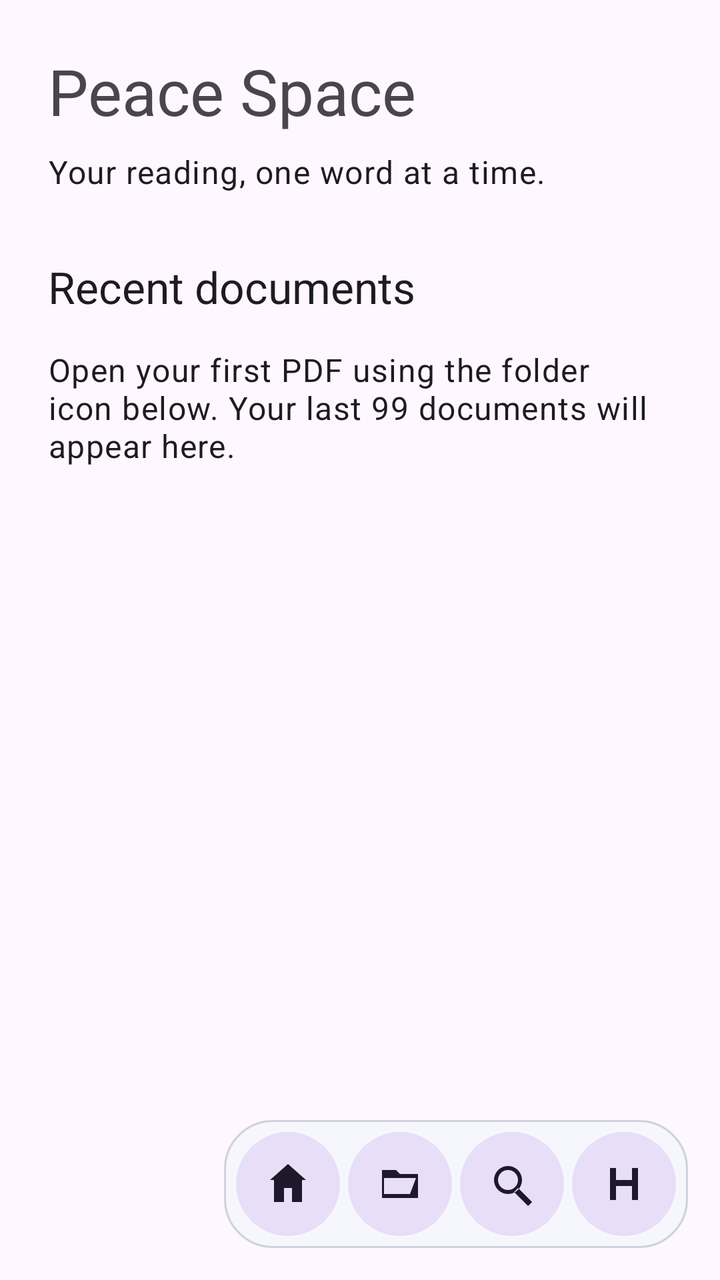
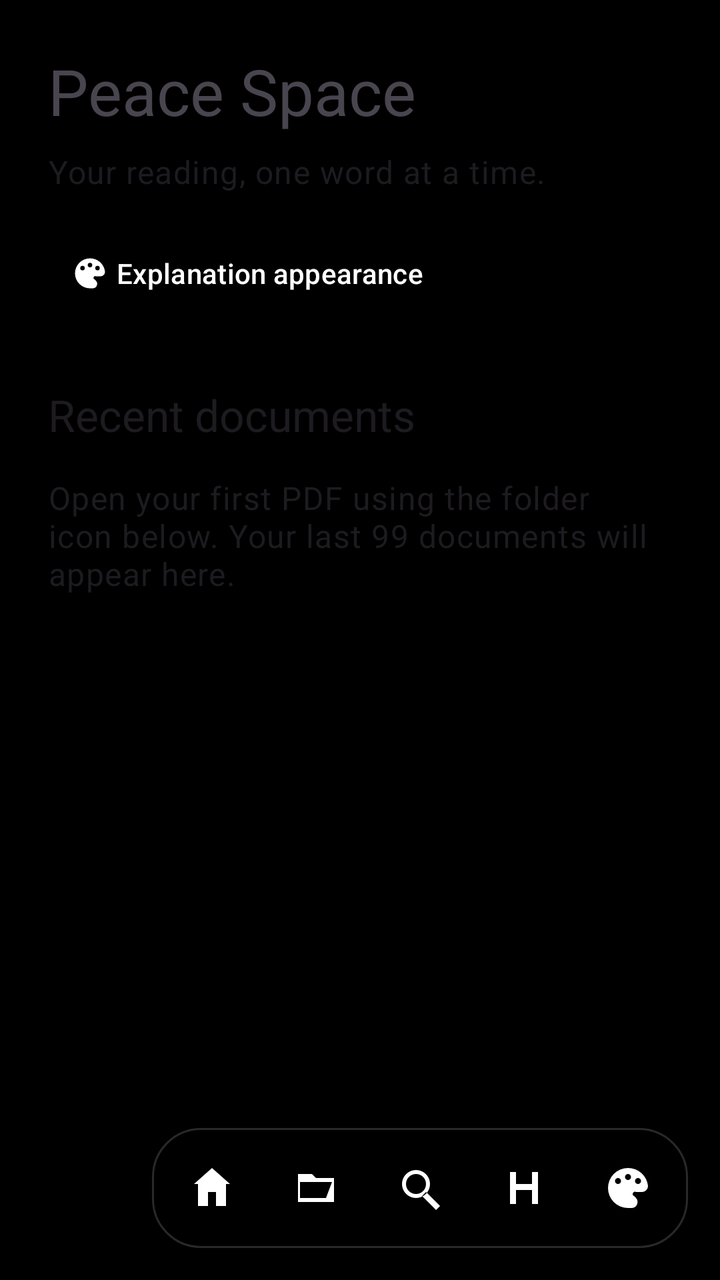

The first picture is an Android layout as it rendered before a commit; the second is the same layout after the commit. The layout source and the unified diff follow.
<!-- AndroidManifest.xml: application theme Theme.PeaceSpace -->
<!-- res/layout/activity_main.xml -->
<?xml version="1.0" encoding="utf-8"?>
<FrameLayout xmlns:android="http://schemas.android.com/apk/res/android" xmlns:app="http://schemas.android.com/apk/res-auto"
    android:id="@+id/pdf_container_view" android:layout_width="match_parent" android:layout_height="match_parent" android:background="?attr/colorSurface">
    <androidx.core.widget.NestedScrollView android:id="@+id/home_content" android:layout_width="match_parent" android:layout_height="match_parent" android:fillViewport="true" android:clipToPadding="false" android:padding="24dp" android:paddingBottom="104dp">
        <LinearLayout android:layout_width="match_parent" android:layout_height="wrap_content" android:orientation="vertical">
            <TextView android:layout_width="match_parent" android:layout_height="wrap_content" android:text="Peace Space" android:textAppearance="?attr/textAppearanceHeadlineLarge"/>
            <TextView android:layout_width="match_parent" android:layout_height="wrap_content" android:layout_marginTop="8dp" android:text="Your reading, one word at a time." android:textAppearance="?attr/textAppearanceBodyLarge"/>
            <TextView android:layout_width="match_parent" android:layout_height="wrap_content" android:layout_marginTop="32dp" android:text="Recent documents" android:textAppearance="?attr/textAppearanceTitleLarge"/>
            <TextView android:id="@+id/recent_empty" android:layout_width="match_parent" android:layout_height="wrap_content" android:layout_marginTop="16dp" android:text="Open your first PDF using the folder icon below. Your last 99 documents will appear here." android:textAppearance="?attr/textAppearanceBodyLarge"/>
            <LinearLayout android:id="@+id/recent_documents" android:layout_width="match_parent" android:layout_height="wrap_content" android:layout_marginTop="16dp" android:orientation="vertical"/>
        </LinearLayout>
    </androidx.core.widget.NestedScrollView>
    <FrameLayout android:id="@+id/fragment_container_view" android:layout_width="match_parent" android:layout_height="match_parent" android:visibility="gone"/>
    <LinearLayout android:id="@+id/reading_controls" android:layout_width="wrap_content" android:layout_height="wrap_content" android:layout_gravity="bottom|end" android:layout_margin="16dp" android:orientation="horizontal" android:background="@drawable/explanation_surface" android:padding="4dp" android:elevation="8dp">
        <androidx.appcompat.widget.AppCompatImageButton android:id="@+id/home_button" android:layout_width="52dp" android:layout_height="52dp" android:padding="14dp" android:layout_margin="2dp" android:background="@drawable/icon_control" android:contentDescription="Recent documents" app:srcCompat="@drawable/ic_home" app:tint="?attr/colorOnSecondaryContainer"/>
        <androidx.appcompat.widget.AppCompatImageButton android:id="@+id/launch_button" android:layout_width="52dp" android:layout_height="52dp" android:padding="14dp" android:layout_margin="2dp" android:background="@drawable/icon_control" android:contentDescription="Open PDF" app:srcCompat="@drawable/ic_open" app:tint="?attr/colorOnSecondaryContainer"/>
        <androidx.appcompat.widget.AppCompatImageButton android:id="@+id/search_button" android:layout_width="52dp" android:layout_height="52dp" android:padding="14dp" android:layout_margin="2dp" android:background="@drawable/icon_control" android:contentDescription="Search in document" app:srcCompat="@drawable/ic_search" app:tint="?attr/colorOnSecondaryContainer"/>
        <androidx.appcompat.widget.AppCompatImageButton android:id="@+id/history_button" android:layout_width="52dp" android:layout_height="52dp" android:padding="14dp" android:layout_margin="2dp" android:background="@drawable/icon_control" android:contentDescription="Word history and recording settings" app:srcCompat="@drawable/ic_history" app:tint="?attr/colorOnSecondaryContainer"/>
    </LinearLayout>
</FrameLayout>
<!-- resources referenced by this layout -->
<resources>
  <!-- drawable explanation_surface (drawable) -->
  <shape xmlns:android="http://schemas.android.com/apk/res/android"><solid android:color="@color/explanation_surface"/><corners android:radius="24dp"/><stroke android:width="1dp" android:color="@color/explanation_outline"/></shape>
  <!-- drawable icon_control (drawable) -->
  <ripple xmlns:android="http://schemas.android.com/apk/res/android" android:color="?attr/colorControlHighlight"><item><shape android:shape="oval"><solid android:color="?attr/colorSecondaryContainer"/></shape></item></ripple>
  <style name="Theme.PeaceSpace" parent="Theme.Material3.DayNight.NoActionBar">
          
      </style>
  <color name="explanation_surface">#E6F5F8FC</color>
  <color name="explanation_outline">#5579859A</color>
  <!-- unchanged entries left out for length: 4 -->
</resources>

<!-- the commit's change to res/layout/activity_main.xml (unified diff, before → after) -->
@@ -5,6 +5,7 @@
         <LinearLayout android:layout_width="match_parent" android:layout_height="wrap_content" android:orientation="vertical">
             <TextView android:layout_width="match_parent" android:layout_height="wrap_content" android:text="Peace Space" android:textAppearance="?attr/textAppearanceHeadlineLarge"/>
             <TextView android:layout_width="match_parent" android:layout_height="wrap_content" android:layout_marginTop="8dp" android:text="Your reading, one word at a time." android:textAppearance="?attr/textAppearanceBodyLarge"/>
+            <com.google.android.material.button.MaterialButton android:id="@+id/appearance_settings" style="@style/Widget.Material3.Button.TextButton" android:layout_width="wrap_content" android:layout_height="wrap_content" android:layout_marginTop="16dp" android:text="Explanation appearance" app:icon="@drawable/ic_palette"/>
             <TextView android:layout_width="match_parent" android:layout_height="wrap_content" android:layout_marginTop="32dp" android:text="Recent documents" android:textAppearance="?attr/textAppearanceTitleLarge"/>
             <TextView android:id="@+id/recent_empty" android:layout_width="match_parent" android:layout_height="wrap_content" android:layout_marginTop="16dp" android:text="Open your first PDF using the folder icon below. Your last 99 documents will appear here." android:textAppearance="?attr/textAppearanceBodyLarge"/>
             <LinearLayout android:id="@+id/recent_documents" android:layout_width="match_parent" android:layout_height="wrap_content" android:layout_marginTop="16dp" android:orientation="vertical"/>
@@ -12,9 +13,11 @@
     </androidx.core.widget.NestedScrollView>
     <FrameLayout android:id="@+id/fragment_container_view" android:layout_width="match_parent" android:layout_height="match_parent" android:visibility="gone"/>
     <LinearLayout android:id="@+id/reading_controls" android:layout_width="wrap_content" android:layout_height="wrap_content" android:layout_gravity="bottom|end" android:layout_margin="16dp" android:orientation="horizontal" android:background="@drawable/explanation_surface" android:padding="4dp" android:elevation="8dp">
-        <androidx.appcompat.widget.AppCompatImageButton android:id="@+id/home_button" android:layout_width="52dp" android:layout_height="52dp" android:padding="14dp" android:layout_margin="2dp" android:background="@drawable/icon_control" android:contentDescription="Recent documents" app:srcCompat="@drawable/ic_home" app:tint="?attr/colorOnSecondaryContainer"/>
-        <androidx.appcompat.widget.AppCompatImageButton android:id="@+id/launch_button" android:layout_width="52dp" android:layout_height="52dp" android:padding="14dp" android:layout_margin="2dp" android:background="@drawable/icon_control" android:contentDescription="Open PDF" app:srcCompat="@drawable/ic_open" app:tint="?attr/colorOnSecondaryContainer"/>
-        <androidx.appcompat.widget.AppCompatImageButton android:id="@+id/search_button" android:layout_width="52dp" android:layout_height="52dp" android:padding="14dp" android:layout_margin="2dp" android:background="@drawable/icon_control" android:contentDescription="Search in document" app:srcCompat="@drawable/ic_search" app:tint="?attr/colorOnSecondaryContainer"/>
-        <androidx.appcompat.widget.AppCompatImageButton android:id="@+id/history_button" android:layout_width="52dp" android:layout_height="52dp" android:padding="14dp" android:layout_margin="2dp" android:background="@drawable/icon_control" android:contentDescription="Word history and recording settings" app:srcCompat="@drawable/ic_history" app:tint="?attr/colorOnSecondaryContainer"/>
+        <androidx.appcompat.widget.AppCompatImageButton android:id="@+id/home_button" android:layout_width="48dp" android:layout_height="48dp" android:padding="12dp" android:layout_margin="2dp" android:background="@drawable/icon_control" android:contentDescription="Recent documents" app:srcCompat="@drawable/ic_home" app:tint="?attr/colorOnSecondaryContainer"/>
+        <androidx.appcompat.widget.AppCompatImageButton android:id="@+id/launch_button" android:layout_width="48dp" android:layout_height="48dp" android:padding="12dp" android:layout_margin="2dp" android:background="@drawable/icon_control" android:contentDescription="Open PDF" app:srcCompat="@drawable/ic_open" app:tint="?attr/colorOnSecondaryContainer"/>
+        <androidx.appcompat.widget.AppCompatImageButton android:id="@+id/search_button" android:layout_width="48dp" android:layout_height="48dp" android:padding="12dp" android:layout_margin="2dp" android:background="@drawable/icon_control" android:contentDescription="Search in document" app:srcCompat="@drawable/ic_search" app:tint="?attr/colorOnSecondaryContainer"/>
+        <androidx.appcompat.widget.AppCompatImageButton android:id="@+id/history_button" android:layout_width="48dp" android:layout_height="48dp" android:padding="12dp" android:layout_margin="2dp" android:background="@drawable/icon_control" android:contentDescription="Word history and recording settings" app:srcCompat="@drawable/ic_history" app:tint="?attr/colorOnSecondaryContainer"/>
+        <androidx.appcompat.widget.AppCompatImageButton android:id="@+id/appearance_button" android:layout_width="48dp" android:layout_height="48dp" android:padding="12dp" android:layout_margin="2dp" android:background="@drawable/icon_control" android:contentDescription="Explanation appearance" app:srcCompat="@drawable/ic_palette" app:tint="?attr/colorOnSecondaryContainer"/>
     </LinearLayout>
+    <androidx.appcompat.widget.AppCompatImageButton android:id="@+id/more_button" android:layout_width="48dp" android:layout_height="48dp" android:layout_gravity="bottom|end" android:layout_margin="12dp" android:padding="15dp" android:background="@drawable/more_control" android:contentDescription="Reading actions" android:visibility="gone" app:srcCompat="@drawable/ic_more" app:tint="?attr/colorOnSecondaryContainer"/>
 </FrameLayout>
<!-- resource entries referenced after the edit -->
@@ -2,13 +2,50 @@
 <resources>
   <!-- drawable explanation_surface (drawable) -->
   <shape xmlns:android="http://schemas.android.com/apk/res/android"><solid android:color="@color/explanation_surface"/><corners android:radius="24dp"/><stroke android:width="1dp" android:color="@color/explanation_outline"/></shape>
+  <!-- drawable ic_more (drawable) -->
+  <vector xmlns:android="http://schemas.android.com/apk/res/android" android:width="24dp" android:height="24dp" android:viewportWidth="24" android:viewportHeight="24"><path android:fillColor="#FF000000" android:fillType="evenOdd" android:pathData="M12,4 A2,2 0,1 0,12,8 A2,2 0,1 0,12,4 M12,10 A2,2 0,1 0,12,14 A2,2 0,1 0,12,10 M12,16 A2,2 0,1 0,12,20 A2,2 0,1 0,12,16"/></vector>
+  <!-- drawable ic_palette (drawable) -->
+  <vector xmlns:android="http://schemas.android.com/apk/res/android" android:width="24dp" android:height="24dp" android:viewportWidth="24" android:viewportHeight="24"><path android:fillColor="#FF000000" android:fillType="evenOdd" android:pathData="M12,2 A10,10 0,1 0,12,22 L14,22 A3,3 0,0 0,16,17 L15,16 A1,1 0,0 1,16,14 L19,14 A3,3 0,0 0,22,11 A10,10 0,0 0,12,2 M7,7 A1.5,1.5 0,1 0,7,10 A1.5,1.5 0,1 0,7,7 M12,5 A1.5,1.5 0,1 0,12,8 A1.5,1.5 0,1 0,12,5 M17,7 A1.5,1.5 0,1 0,17,10 A1.5,1.5 0,1 0,17,7"/></vector>
   <!-- drawable icon_control (drawable) -->
   <ripple xmlns:android="http://schemas.android.com/apk/res/android" android:color="?attr/colorControlHighlight"><item><shape android:shape="oval"><solid android:color="?attr/colorSecondaryContainer"/></shape></item></ripple>
+  <!-- drawable more_control (drawable) -->
+  <inset xmlns:android="http://schemas.android.com/apk/res/android" android:insetLeft="8dp" android:insetTop="8dp" android:insetRight="8dp" android:insetBottom="8dp" android:drawable="@drawable/icon_control"/>
   <style name="Theme.PeaceSpace" parent="Theme.Material3.DayNight.NoActionBar">
-          
+          <item name="colorPrimary">#FFFFFF</item>
+          <item name="colorOnPrimary">#000000</item>
+          <item name="colorPrimaryContainer">#000000</item>
+          <item name="colorOnPrimaryContainer">#FFFFFF</item>
+          <item name="colorSecondary">#FFFFFF</item>
+          <item name="colorOnSecondary">#000000</item>
+          <item name="colorSecondaryContainer">#000000</item>
+          <item name="colorOnSecondaryContainer">#FFFFFF</item>
+          <item name="colorTertiary">#FFFFFF</item>
+          <item name="colorOnTertiary">#000000</item>
+          <item name="colorTertiaryContainer">#000000</item>
+          <item name="colorOnTertiaryContainer">#FFFFFF</item>
+          <item name="colorSurface">#000000</item>
+          <item name="colorOnSurface">#FFFFFF</item>
+          <item name="colorSurfaceVariant">#000000</item>
+          <item name="colorOnSurfaceVariant">#CCCCCC</item>
+          <item name="colorOutline">#666666</item>
+          <item name="colorOutlineVariant">#444444</item>
+          <item name="colorSurfaceContainerLowest">#000000</item>
+          <item name="colorSurfaceContainerLow">#000000</item>
+          <item name="colorSurfaceContainer">#000000</item>
+          <item name="colorSurfaceContainerHigh">#000000</item>
+          <item name="colorSurfaceContainerHighest">#000000</item>
+          <item name="android:colorBackground">#000000</item>
+          <item name="colorOnBackground">#FFFFFF</item>
+          <item name="android:windowBackground">#000000</item>
+          <item name="android:statusBarColor">#000000</item>
+          <item name="android:navigationBarColor">#000000</item>
+          <item name="android:windowLightStatusBar">false</item>
+          <item name="android:windowLightNavigationBar">false</item>
+          <item name="android:enforceNavigationBarContrast">false</item>
+          <item name="android:enforceStatusBarContrast">false</item>
       </style>
-  <color name="explanation_surface">#E6F5F8FC</color>
-  <color name="explanation_outline">#5579859A</color>
+  <color name="explanation_surface">#E6000000</color>
+  <color name="explanation_outline">#66666666</color>
   <!-- unchanged entries left out for length: 4 -->
 </resources>
 
